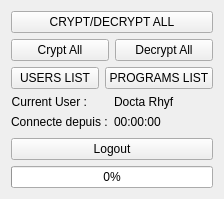
Above: formmain.ui from doctarhyf/krypto before the change. Below: the same form after it.
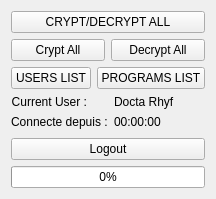
That is the form after the change.

Patch:
```diff
--- a/formmain.ui
+++ b/formmain.ui
@@ -6,7 +6,7 @@
    <rect>
     <x>0</x>
     <y>0</y>
-    <width>224</width>
+    <width>189</width>
     <height>199</height>
    </rect>
   </property>
```
Left out of the diff: 2 changed lines with no effect on the pictures.
